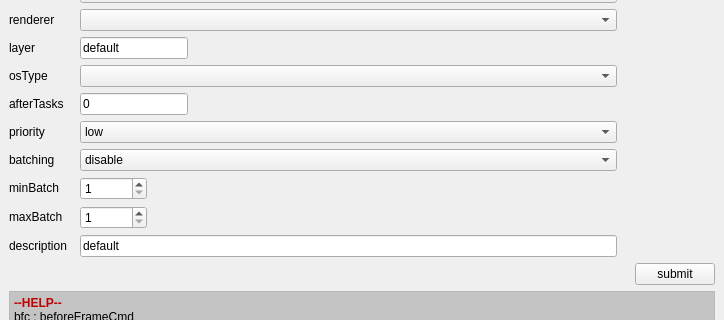
The window that rbhusUI/lib/rbhusSubmitMod.ui (aumanimationstudios/rbhus) describes before a commit, drawn with Qt 5; both pictures show x 0 to 724 and y 196 to 516 of the 724 by 688 pixel window.
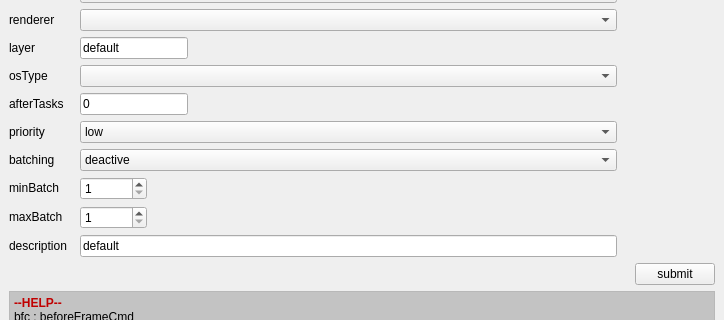
The same window after the commit.

Diff of the .ui file:
```diff
--- a/rbhusUI/lib/rbhusSubmitMod.ui
+++ b/rbhusUI/lib/rbhusSubmitMod.ui
@@ -392,7 +392,7 @@
       </property>
       <item>
        <property name="text">
-        <string>disable</string>
+        <string>deactive</string>
        </property>
       </item>
       <item>
```
Left out of the diff: 2 changed lines with no effect on the pictures.
